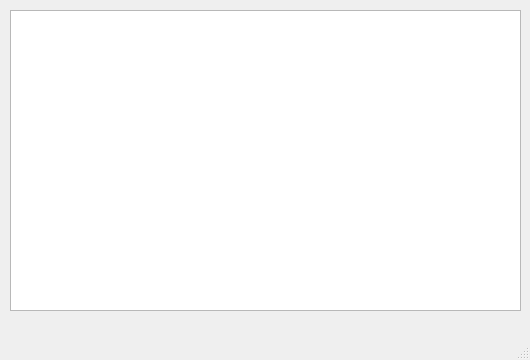
Old version of the form sketchquery/ui/results.ui in the repository amilacjay/isyntax.
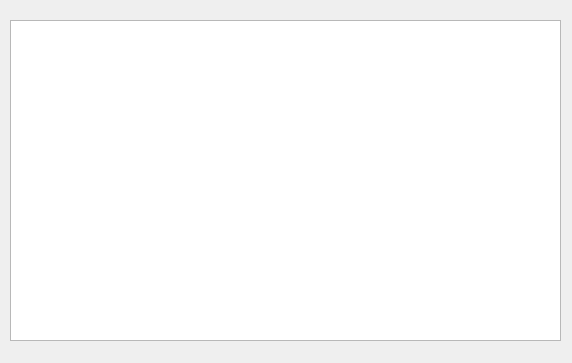
New version of the form.

The edit to the form file:
```diff
--- a/sketchquery/ui/results.ui
+++ b/sketchquery/ui/results.ui
@@ -1,41 +1,28 @@
 <?xml version="1.0" encoding="UTF-8"?>
 <ui version="4.0">
- <class>resultsetWindow</class>
- <widget class="QMainWindow" name="resultsetWindow">
+ <class>resultDialog</class>
+ <widget class="QDialog" name="resultDialog">
   <property name="geometry">
    <rect>
     <x>0</x>
     <y>0</y>
-    <width>530</width>
-    <height>360</height>
+    <width>572</width>
+    <height>363</height>
    </rect>
   </property>
   <property name="windowTitle">
    <string>Results</string>
   </property>
-  <widget class="QWidget" name="centralwidget">
-   <widget class="QTableWidget" name="tblResult">
-    <property name="geometry">
-     <rect>
-      <x>10</x>
-      <y>10</y>
-      <width>511</width>
-      <height>301</height>
-     </rect>
-    </property>
-   </widget>
-  </widget>
-  <widget class="QMenuBar" name="menubar">
+  <widget class="QTableWidget" name="results">
    <property name="geometry">
     <rect>
-     <x>0</x>
-     <y>0</y>
-     <width>530</width>
-     <height>22</height>
+     <x>10</x>
+     <y>20</y>
+     <width>551</width>
+     <height>321</height>
     </rect>
    </property>
   </widget>
-  <widget class="QStatusBar" name="statusbar"/>
  </widget>
  <resources/>
  <connections/>
```
